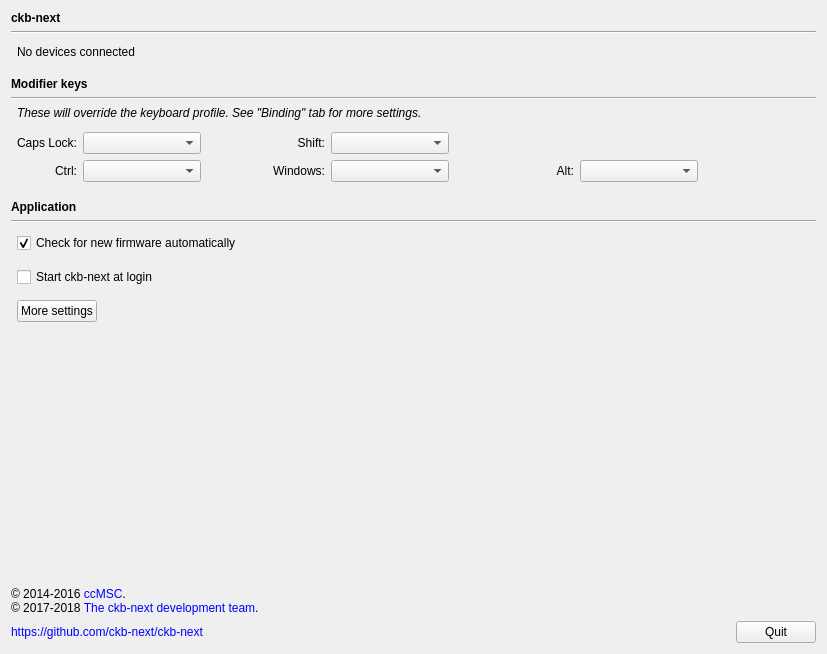
ckb-next/ckb-next, file src/gui/settingswidget.ui: the form before one commit.
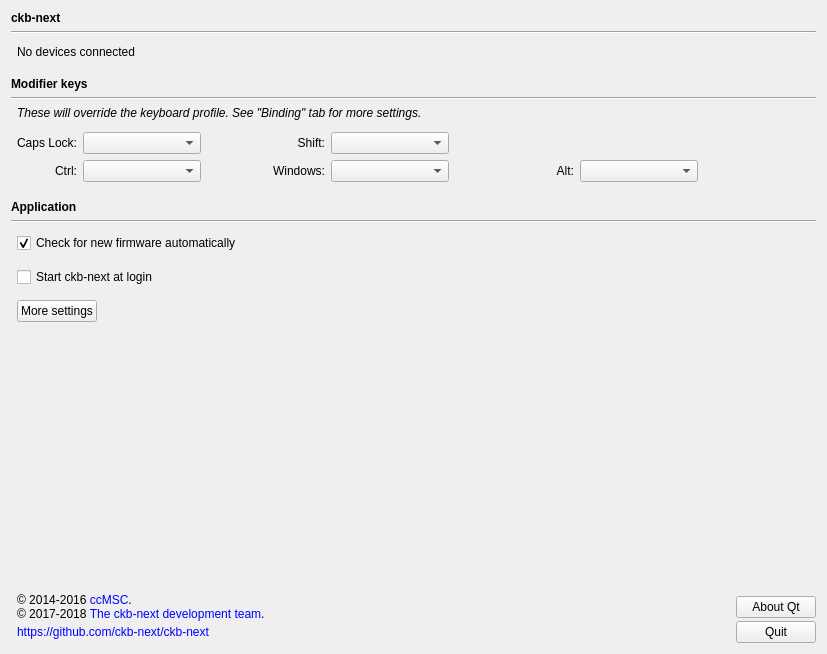
The form after the commit.

Commit message: Add About Qt

```diff
--- a/src/gui/settingswidget.ui
+++ b/src/gui/settingswidget.ui
@@ -14,19 +14,6 @@
    <string>Form</string>
   </property>
   <layout class="QGridLayout" name="gridLayout">
-   <item row="20" column="0" colspan="2">
-    <widget class="QLabel" name="label_2">
-     <property name="text">
-      <string>© 2014-2016 &lt;a href=&quot;https://github.com/ccMSC/&quot; style=&quot;text-decoration:none;&quot;&gt;ccMSC&lt;/a&gt;.&lt;br/&gt;© 2017-2018 &lt;a href=&quot;https://github.com/ckb-next/ckb-next/graphs/contributors&quot; style=&quot;text-decoration:none;&quot;&gt;The ckb-next development team&lt;/a&gt;.</string>
-     </property>
-     <property name="alignment">
-      <set>Qt::AlignLeading|Qt::AlignLeft|Qt::AlignVCenter</set>
-     </property>
-     <property name="openExternalLinks">
-      <bool>true</bool>
-     </property>
-    </widget>
-   </item>
    <item row="6" column="0" colspan="2">
     <widget class="QLabel" name="label">
      <property name="font">
@@ -64,56 +51,6 @@
      </item>
     </layout>
    </item>
-   <item row="21" column="0" colspan="2">
-    <layout class="QHBoxLayout" name="horizontalLayout_2">
-     <item>
-      <widget class="QLabel" name="label_3">
-       <property name="text">
-        <string>&lt;a href=&quot;https://github.com/ckb-next/ckb-next&quot; style=&quot;text-decoration:none;&quot;&gt;https://github.com/ckb-next/ckb-next&lt;/a&gt;</string>
-       </property>
-       <property name="openExternalLinks">
-        <bool>true</bool>
-       </property>
-      </widget>
-     </item>
-     <item>
-      <spacer name="horizontalSpacer">
-       <property name="orientation">
-        <enum>Qt::Horizontal</enum>
-       </property>
-       <property name="sizeHint" stdset="0">
-        <size>
-         <width>40</width>
-         <height>20</height>
-        </size>
-       </property>
-      </spacer>
-     </item>
-     <item>
-      <widget class="QPushButton" name="pushButton">
-       <property name="text">
-        <string>Quit</string>
-       </property>
-       <property name="flat">
-        <bool>false</bool>
-       </property>
-      </widget>
-     </item>
-    </layout>
-   </item>
-   <item row="19" column="0" colspan="2">
-    <spacer name="verticalSpacer">
-     <property name="orientation">
-      <enum>Qt::Vertical</enum>
-     </property>
-     <property name="sizeHint" stdset="0">
-      <size>
-       <width>20</width>
-       <height>40</height>
-      </size>
-     </property>
-    </spacer>
-   </item>
    <item row="16" column="0">
     <spacer name="verticalSpacer_8">
      <property name="orientation">
@@ -469,6 +406,100 @@
      </property>
     </spacer>
    </item>
+   <item row="19" column="1">
+    <layout class="QVBoxLayout" name="verticalLayout_3">
+     <property name="spacing">
+      <number>0</number>
+     </property>
+     <item>
+      <layout class="QHBoxLayout" name="horizontalLayout_4">
+       <item>
+        <widget class="QLabel" name="label_2">
+         <property name="text">
+          <string>© 2014-2016 &lt;a href=&quot;https://github.com/ccMSC/&quot; style=&quot;text-decoration:none;&quot;&gt;ccMSC&lt;/a&gt;.&lt;br/&gt;© 2017-2018 &lt;a href=&quot;https://github.com/ckb-next/ckb-next/graphs/contributors&quot; style=&quot;text-decoration:none;&quot;&gt;The ckb-next development team&lt;/a&gt;.</string>
+         </property>
+         <property name="alignment">
+          <set>Qt::AlignLeading|Qt::AlignLeft|Qt::AlignVCenter</set>
+         </property>
+         <property name="openExternalLinks">
+          <bool>true</bool>
+         </property>
+        </widget>
+       </item>
+       <item>
+        <spacer name="horizontalSpacer_3">
+         <property name="orientation">
+          <enum>Qt::Horizontal</enum>
+         </property>
+         <property name="sizeHint" stdset="0">
+          <size>
+           <width>40</width>
+           <height>20</height>
+          </size>
+         </property>
+        </spacer>
+       </item>
+       <item>
+        <widget class="QPushButton" name="aboutQt">
+         <property name="text">
+          <string>About Qt</string>
+         </property>
+        </widget>
+       </item>
+      </layout>
+     </item>
+     <item>
+      <layout class="QHBoxLayout" name="horizontalLayout_2">
+       <item>
+        <widget class="QLabel" name="label_3">
+         <property name="text">
+          <string>&lt;a href=&quot;https://github.com/ckb-next/ckb-next&quot; style=&quot;text-decoration:none;&quot;&gt;https://github.com/ckb-next/ckb-next&lt;/a&gt;</string>
+         </property>
+         <property name="openExternalLinks">
+          <bool>true</bool>
+         </property>
+        </widget>
+       </item>
+       <item>
+        <spacer name="horizontalSpacer">
+         <property name="orientation">
+          <enum>Qt::Horizontal</enum>
+         </property>
+         <property name="sizeHint" stdset="0">
+          <size>
+           <width>40</width>
+           <height>20</height>
+          </size>
+         </property>
+        </spacer>
+       </item>
+       <item>
+        <widget class="QPushButton" name="pushButton">
+         <property name="text">
+          <string>Quit</string>
+         </property>
+         <property name="flat">
+          <bool>false</bool>
+         </property>
+        </widget>
+       </item>
+      </layout>
+     </item>
+    </layout>
+   </item>
+   <item row="18" column="1">
+    <spacer name="verticalSpacer">
+     <property name="orientation">
+      <enum>Qt::Vertical</enum>
+     </property>
+     <property name="sizeHint" stdset="0">
+      <size>
+       <width>20</width>
+       <height>40</height>
+      </size>
+     </property>
+    </spacer>
+   </item>
   </layout>
  </widget>
  <tabstops>
```
Left out of the diff: 14 changed lines with no effect on the pictures. The commit also changes 2 other files.
